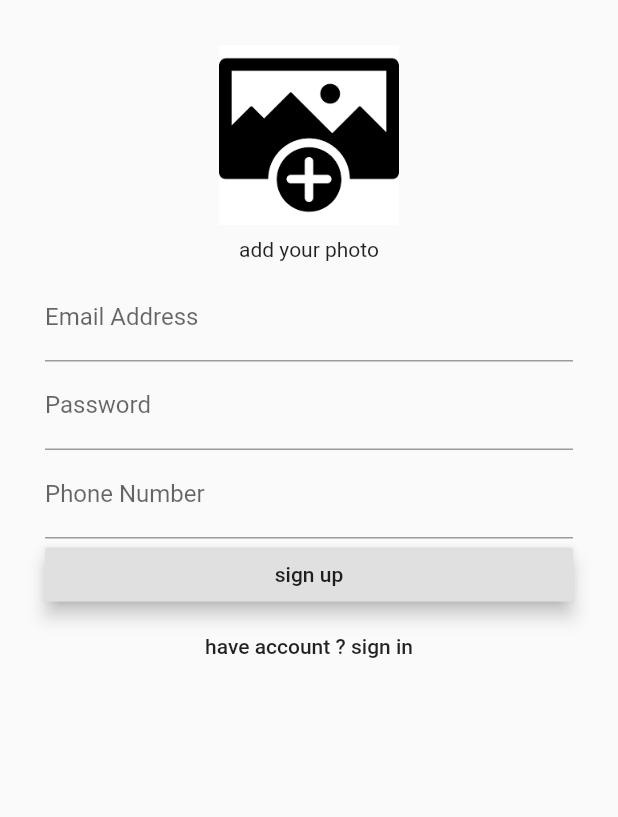
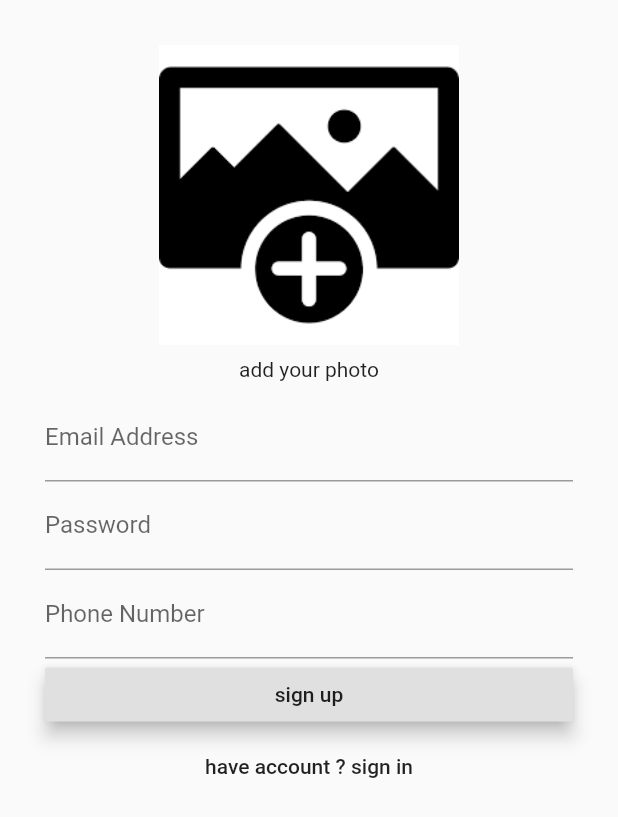
Before and after one commit to kellany2016/KIKCHAt, a Flutter app: the screen it shows after launch, after a tap on "Register", on a phone screen of 412 x 824 dp. Shown: the top 817 px of the screen. Run offline on Flutter 3.47's test engine with Material 2 defaults, Android fonts, the phone set to English and light mode, and no system bars; our stand-ins replace cloud_firestore, firebase_auth, firebase_storage, image_cropper, image_picker, shared_preferences; accounts and stored records are empty.

Commit message:
Hello to KIK chat

```diff
--- a/lib/main.dart
+++ b/lib/main.dart
@@ -18,7 +18,7 @@ class _MyAppState extends State<MyApp> {
     return MaterialApp(
       darkTheme: ThemeData.dark(),
       title: 'KIK',
-      initialRoute: '//',
+      initialRoute: '/',
       routes: {
         '//':(context) => RootPage(auth: new Auth()),
         '/': (context) => LoginScreen(),
--- a/lib/screens/loginScreen.dart
+++ b/lib/screens/loginScreen.dart
@@ -1,12 +1,17 @@
+import 'dart:io';
+
 import 'package:flutter/cupertino.dart';
 import 'package:flutter/material.dart';
 import 'package:kik_chat/auth.dart';
 import 'package:kik_chat/screens/friendsList.dart';
 import 'package:kik_chat/screens/Photographia.dart';
+import 'package:cloud_firestore/cloud_firestore.dart';
 
 class LoginScreen extends StatefulWidget {
   final BaseAuth auth;
   final VoidCallback signedIn;
+
+
 
   LoginScreen({this.auth, this.signedIn});
 
@@ -15,17 +20,17 @@ class LoginScreen extends StatefulWidget {
 }
 
 enum FormType { signIn, signUp }
+enum ImageStatus {added, notAdded}
 
 class _LoginScreenState extends State<LoginScreen> {
   String email, password;
   FormType _formType = FormType.signIn;
   final _formKey = GlobalKey<FormState>();
-
-  // Photographia _photographia;
+  ImageStatus imageStatus = ImageStatus.notAdded;
 
   bool validation() {
     final form = _formKey.currentState;
-    if (form.validate()) {
+    if (form.validate()){
       form.save();
       return true;
     } else
@@ -92,6 +97,7 @@ class _LoginScreenState extends State<LoginScreen> {
   }
 
   List<Widget> emailAndPasswordField() {
+
     if (_formType == FormType.signIn) {
       return [
         TextFormField(
@@ -163,14 +169,12 @@ class _LoginScreenState extends State<LoginScreen> {
   }
 
   Widget add_photo() {
-    bool imageStatus = Photographia().getImageUploadStatus();
-    if (imageStatus == false) {
-      return Image.asset(
-        'assets/images/add_photo.png',
-        width: 120.0,
-        height: 120.0,
-      );
-    }
+      if(ImageGetter.getImageStatus()==ImageStatus.notAdded)
+        {
+          return Image.asset('assets/images/add_photo.png',height: 200.0,width: 200.0,);
+        }else if(ImageGetter.getImageStatus()==ImageStatus.added){
+          return Image.file(ImageGetter.getImage(),height: 200.0,width: 200.0,);
+      }
   }
 
   //formatted
--- a/pubspec.yaml
+++ b/pubspec.yaml
@@ -30,6 +30,7 @@ dependencies:
   image_picker: ^0.6.1+4
   image_cropper: ^1.1.0
   phone_number: ^0.3.1
+  shared_preferences:
 
 dev_dependencies:
   flutter_test:
```
Also changed, not shown: lib/NoSql_Data/my_user data.dart (+6 -2 lines), lib/screens/Photographia.dart (+29 -21 lines), pubspec.lock.
